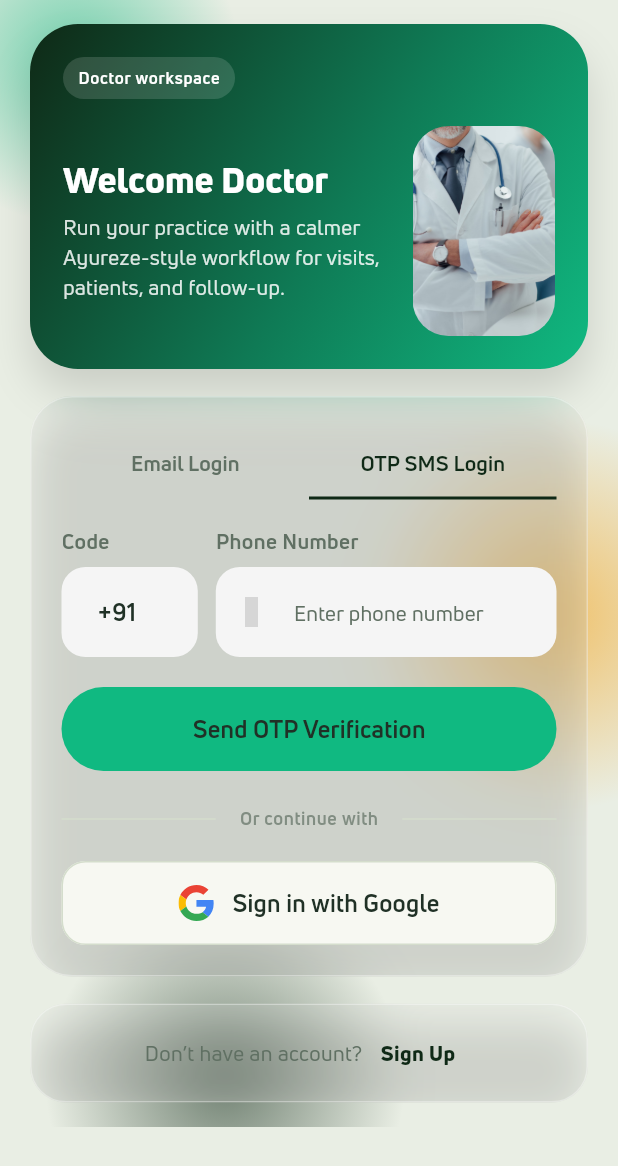
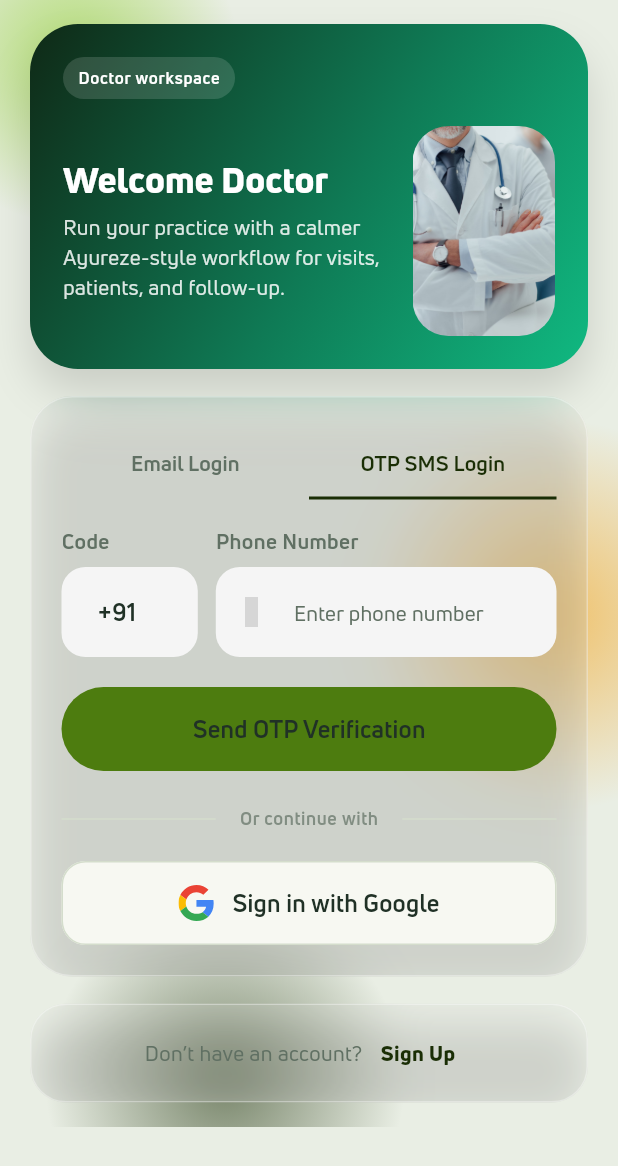
Before and after one commit to subgit9-a11y/docv1, a Flutter app: the screen it shows after launch, after a tap on "OTP SMS Login", on a phone screen of 412 x 824 dp. Shown: the top 1166 px of the screen. Run offline on Flutter 3.47's test engine with Material 3 defaults, Android fonts, the phone set to English and light mode, and no system bars; our stand-ins replace audioplayers, cached_network_image, cloud_firestore, connectivity_plus, country_picker, dio and 27 more; missing offline and left inert: agora_rtc_engine, pip_view, record, syncfusion_flutter_pdfviewer; accounts and stored records are empty; generated files the repository leaves out were written again; network calls fail; project files that could hold a hidden picture were left out; grey boxes are pictures that could not be loaded.

Commit message:
Fix the app's primary brand green to match the real Osler kit
The app's healingGreen50 (#10B981, an emerald) never once appeared in
~25 pixel-sampled screens from the real Osler UI Kit source PDFs
(strangehelix.bio Figma community file, provided directly by the
user). #84CC16 - a lime - was the dominant accent on nearly every
screen instead, and matches a full, internally-consistent 10-step
scale I verified against 25+ individual swatches (backgrounds, text,
icons, borders across light/dark and every semantic color). The app's
gray/red/violet/blue scales already matched this same kit exactly;
green was the one color that had drifted from its own design system.

Corrected healingGreen100/50/10 to the verified kit values, and
recomputed healingGreenFill (the WCAG-safe fill for white glyphs on a
filled control) since the brighter lime only reaches 1.98:1 against
white where the old emerald reached 2.54:1 - both already failed AA,
but the gap matters for the fill this app already carves out
specifically to fix that. Chose kit green-700 (#4D7C0F, 4.99:1).

Followed the white-glyph-fill usage through every call site that
still pointed at the raw healingGreen50 instead of healingGreenFill:
both ColorScheme.primary/onPrimary pairs, the dark theme's global
ElevatedButton, OslerButton's primary style (the app's main CTA
button), the state_widgets retry button, and the schedule screen's
Switch. test/theme/theme_contrast_test.dart already asserted
healingGreen50 must NOT pass as a white-glyph fill - this fix is what
makes every real call site actually honor that.

Co-Authored-By: Claude Sonnet 5 <noreply@anthropic.com>
Claude-Session: https://claude.ai/code/session_017SbDy8BpM1GNs7r7A7awx7

```diff
--- a/lib/core/astra/polish/state_widgets.dart
+++ b/lib/core/astra/polish/state_widgets.dart
@@ -162,7 +162,7 @@ class AstraErrorState extends StatelessWidget {
                     icon: HugeIcon(icon: AppIcons.refresh, size: 18),
                     label: const Text('Retry'),
                     style: ElevatedButton.styleFrom(
-                      backgroundColor: AyurezeTheme.healingGreen50,
+                      backgroundColor: AyurezeTheme.healingGreenFill,
                       foregroundColor: Colors.white,
                     ),
                   ),
--- a/lib/features/schedule/ScheduleTimings.dart
+++ b/lib/features/schedule/ScheduleTimings.dart
@@ -825,7 +825,7 @@ class _SwitchScreenState extends State<SwitchScreen> {
             onChanged: toggleSwitch,
             value: isSwitched,
             activeThumbColor: Colors.white,
-            activeTrackColor: AyurezeTheme.healingGreen50,
+            activeTrackColor: AyurezeTheme.healingGreenFill,
             inactiveThumbColor: Colors.white,
             inactiveTrackColor: AyurezeTheme.remoteRed50,
           ),
--- a/lib/theme/ayureze_theme.dart
+++ b/lib/theme/ayureze_theme.dart
@@ -35,22 +35,22 @@ class AyurezeTheme {
   // as accents and foregrounds but unsafe as page/card backgrounds. For
   // backgrounds, borders and body text use the getters below (surface,
   // surfaceMuted, canvas, border, textPrimary, textSecondary).
-  static const Color healingGreen100 = Color(
-    0xFF0F2916,
-  ); // Deep Botanical Forest Green
-  static const Color healingGreen50 = Color(
-    0xFF10B981,
-  ); // Premium Healing Emerald Green
-  static const Color healingGreen10 = Color(
-    0xFFE6F7F0,
-  ); // Soft Sage Mint Accent
+  //
+  // Pixel-verified against the real Osler UI Kit (Figma community file,
+  // strangehelix.bio) source PDFs: healingGreen50 is the kit's actual
+  // primary brand green (a lime, not the emerald this app had drifted to -
+  // #10B981 never once appeared across ~25 sampled kit screens, while
+  // #84CC16 was the dominant accent on nearly every one).
+  static const Color healingGreen100 = Color(0xFF1A2E05); // kit green-950
+  static const Color healingGreen50 = Color(0xFF84CC16); // kit green-500
+  static const Color healingGreen10 = Color(0xFFECFCCB); // kit green-100
 
   // Fill for filled controls that carry a white glyph or label (FAB,
-  // checkbox, circular play/AI buttons). healingGreen50 is the brand
-  // emerald but only reaches 2.54:1 against white, which fails both WCAG AA
-  // for text (4.5:1) and the UI-component threshold (3:1). This darker
-  // shade keeps the same hue at 5.48:1, so white content is legible.
-  static const Color healingGreenFill = Color(0xFF047857);
+  // checkbox, circular play/AI buttons). healingGreen50 is a bright lime
+  // and only reaches 1.98:1 against white, which fails both WCAG AA for
+  // text (4.5:1) and the UI-component threshold (3:1). green-700 from the
+  // same kit scale reaches 4.99:1, so white content is legible.
+  static const Color healingGreenFill = Color(0xFF4D7C0F); // kit green-700
 
   static const Color remoteRed100 = Color(0xFF4C050B);
   static const Color remoteRed50 = Color(0xFFF43F5E);
@@ -173,7 +173,7 @@ class AyurezeTheme {
     final colorScheme = ColorScheme.fromSeed(
       seedColor: healingGreen100,
       brightness: Brightness.light,
-      primary: healingGreen50,
+      primary: healingGreenFill,
       secondary: oslerGray50,
       surface: lightSurface,
     ).copyWith(
@@ -353,7 +353,7 @@ class AyurezeTheme {
     final colorScheme = ColorScheme.fromSeed(
       seedColor: healingGreen100,
       brightness: Brightness.dark,
-      primary: healingGreen50,
+      primary: healingGreenFill,
       secondary: oslerGray50,
       surface: darkSurface,
     ).copyWith(
@@ -413,7 +413,7 @@ class AyurezeTheme {
       ),
       elevatedButtonTheme: ElevatedButtonThemeData(
         style: ElevatedButton.styleFrom(
-          backgroundColor: healingGreen50,
+          backgroundColor: healingGreenFill,
           foregroundColor: Colors.white,
           elevation: 0,
           padding: const EdgeInsets.symmetric(horizontal: 28, vertical: 16),
--- a/lib/widgets/osler_button.dart
+++ b/lib/widgets/osler_button.dart
@@ -97,7 +97,7 @@ class OslerButton extends StatelessWidget {
   Color _getBackgroundColor() {
     switch (style) {
       case OslerButtonStyle.primary:
-        return AyurezeTheme.healingGreen50;
+        return AyurezeTheme.healingGreenFill;
       case OslerButtonStyle.secondary:
         return AyurezeTheme.healingGreen10;
       case OslerButtonStyle.outline:
@@ -107,7 +107,8 @@ class OslerButton extends StatelessWidget {
   }
 
   Color _getForegroundColor(Color bgColor) {
-    if (bgColor == AyurezeTheme.healingGreen50 ||
+    if (bgColor == AyurezeTheme.healingGreenFill ||
+        bgColor == AyurezeTheme.healingGreen50 ||
         bgColor == AyurezeTheme.healingGreen100 ||
         bgColor == AyurezeTheme.oslerGray50) {
       return Colors.white;
```
